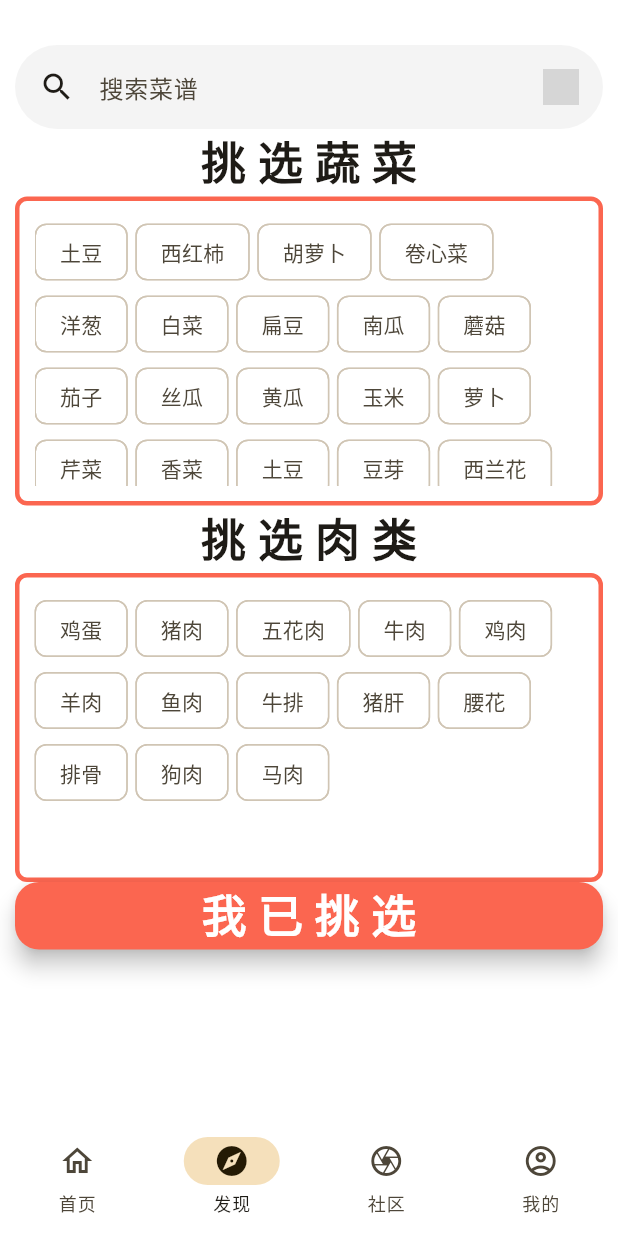
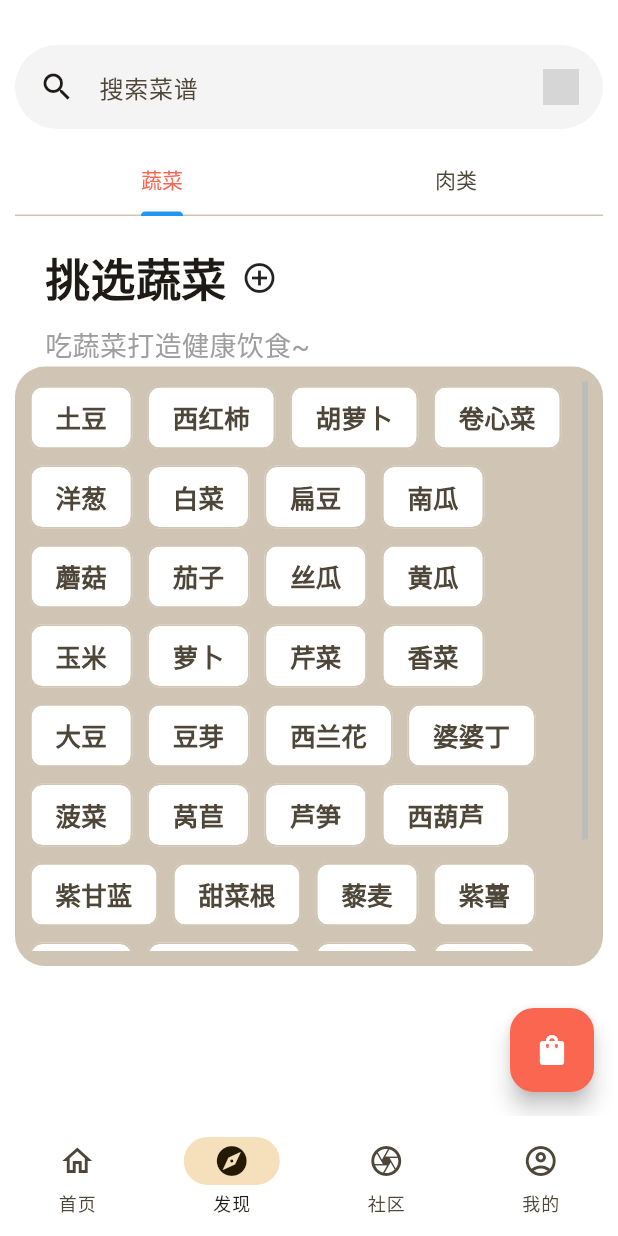
Before and after one commit to Flover-am/mise_seecooker_app, a Flutter app: the screen it shows after launch, item 2 of the bottom bar chosen, on a phone screen of 412 x 824 dp. Run offline on Flutter 3.47's test engine with Material 3 defaults, Android fonts, the phone set to English and light mode, and no system bars; our stand-ins replace card_swiper, dio, extended_image, fluttertoast, image_picker, share_plus and 4 more; generated files the repository leaves out were written again; network calls fail; grey boxes are pictures that could not be loaded.

Commit message:
feat/new_explore

```diff
--- a/lib/pages/explore/explore_page.dart
+++ b/lib/pages/explore/explore_page.dart
@@ -2,46 +2,13 @@ import 'package:flutter/material.dart';
 import 'package:provider/provider.dart';
 import 'package:seecooker/pages/explore/makeexp_page.dart';
 import 'package:seecooker/providers/explore_post_provider.dart';
-import 'package:seecooker/widgets/chose_line.dart';
+import 'package:seecooker/widgets/chose_page.dart';
+import 'package:seecooker/widgets/chosen_line.dart';
 import 'package:seecooker/widgets/my_search_bar.dart';
 
-List<String> dishesFilter = [
-  "土豆",
-  "西红柿",
-  "胡萝卜",
-  "卷心菜",
-  "洋葱",
-  "白菜",
-  "扁豆",
-  "南瓜",
-  "蘑菇",
-  "茄子",
-  "丝瓜",
-  "黄瓜",
-  "玉米",
-  "萝卜",
-  "芹菜",
-  "香菜",
-  "土豆",
-  "豆芽",
-  "西兰花",
-  "婆婆丁"
-];
-List<String> meatFilter = [
-  "鸡蛋",
-  "猪肉",
-  "五花肉",
-  "牛肉",
-  "鸡肉",
-  "羊肉",
-  "鱼肉",
-  "牛排",
-  "猪肝",
-  "腰花",
-  "排骨",
-  "狗肉",
-  "马肉"
-];
+import '../../utils/dishes.dart';
+
+
 
 class ExplorePage extends StatefulWidget {
   const ExplorePage({super.key});
@@ -58,12 +25,16 @@ void showCommentSection(BuildContext context, bool autofocus) {
           height: 320,
           child: Column(
             children: [
-              ChoseLine(
+              Expanded(
+                flex: 5,
+                  child: ChosenLine(
                 title: '您已挑选',
                 dishesFilter:
                 Provider.of<ExplorePostProvider>(context, listen: false)
-                          .showlist()),
-              SizedBox(
+                    .showlist()))
+              ,
+              Expanded(
+                  child: SizedBox(
                 width: MediaQuery.of(context).size.width / 2,
                 height: 45,
                 child: FloatingActionButton(
@@ -77,7 +48,8 @@ void showCommentSection(BuildContext context, bool autofocus) {
                             builder: (context) => const MakeExpPage()),
                       ),
                     }),
-              )
+              )),
+              SizedBox(height: 20,)
             ],
           ));
     },
@@ -90,23 +62,63 @@ class _ExplorePageState extends State<ExplorePage> {
   @override
   Widget build(BuildContext context) {
     final TextTheme textTheme = Theme.of(context).textTheme;
-    return Container(
+    return Scaffold(
+      body: Container(
           margin: const EdgeInsets.fromLTRB(10, 30, 10, 0),
           child: ListView(
             children: [
               MySearchBar(),
-            ChoseLine(title: "挑 选 蔬 菜", dishesFilter: dishesFilter),
-            ChoseLine(title: "挑 选 肉 类", dishesFilter: meatFilter),
+              SizedBox(height: 10,),
+        DefaultTabController(
+          length: 2,
+          child: Column(
+            children: [
+              const TabBar(
+                tabs: [
+                  Tab(text: '蔬菜'),
+                  Tab(text: '肉类'),
+                ],
+                indicatorColor: Colors.blue, // 选项卡指示器颜色
+              ),
               SizedBox(
-              width: MediaQuery.of(context).size.width / 4,
-              height: 45,
-              child: FloatingActionButton(
-                  child: const Text("我 已 挑 选",
-                      style:
-                          TextStyle(fontWeight: FontWeight.bold, fontSize: 30)),
-                  onPressed: () => showCommentSection(context, false)),
+                height: 500, // 适当设置高度
+                child: TabBarView(
+                  children: [
+                    // 收藏页面内容
+                    ChosePage(title: "挑选蔬菜",subtitle: "吃蔬菜打造健康饮食~", dishesFilter: dishesFilter),
+                    ChosePage(title: "挑选肉类",subtitle: "给生活加点蛋白质！", dishesFilter: meatFilter)
+                    // 发布页面内容
+                  ],
+                ),
+              ),
+            ],
+          ),
         )
             ],
-        ));
+          )
+      ),
+      floatingActionButton:  FloatingActionButton(
+          child: Icon(Icons.shopping_bag),
+          onPressed: () => showCommentSection(context, false)),
+    );
+
+  }
+  Widget _buildFoodCategoryPage(List<String> foodList) {
+    return GridView.builder(
+      gridDelegate: SliverGridDelegateWithFixedCrossAxisCount(
+        crossAxisCount: 3, // 一行显示三个Chip
+        mainAxisSpacing: 8.0,
+        crossAxisSpacing: 8.0,
+        childAspectRatio: 2.0, // 调整Chip的高度
+      ),
+      itemCount: foodList.length,
+      itemBuilder: (BuildContext context, int index) {
+        return Chip(
+          label: Text(foodList[index]),
+          // 在这里处理点击事件，可以添加选中效果
+          // onPressed: () => handleChipTap(foodList[index]),
+        );
+      },
+    );
   }
 }
--- a/lib/providers/user_provider.dart
+++ b/lib/providers/user_provider.dart
@@ -32,7 +32,7 @@ class UserProvider extends ChangeNotifier{
     _userModel.username = "admin";
     _userModel.password = "123456";
     _userModel.isLoggedIn = true;
-    SharedPreferencesUtil.setString("username","admin");
+    SharedPreferencesUtil.setString("username","admin");//
     SharedPreferencesUtil.setString("password","123456");
     SharedPreferencesUtil.setBool("isLoggedIn", true);
     notifyListeners();
--- /dev/null
+++ b/lib/utils/dishes.dart
@@ -0,0 +1,72 @@
+List<String> dishesFilter = [
+  "土豆",
+  "西红柿",
+  "胡萝卜",
+  "卷心菜",
+  "洋葱",
+  "白菜",
+  "扁豆",
+  "南瓜",
+  "蘑菇",
+  "茄子",
+  "丝瓜",
+  "黄瓜",
+  "玉米",
+  "萝卜",
+  "芹菜",
+  "香菜",
+  "大豆",
+  "豆芽",
+  "西兰花",
+  "婆婆丁","菠菜",
+  "莴苣",
+  "芦笋",
+  "西葫芦",
+  "紫甘蓝",
+  "甜菜根",
+  "藜麦",
+  "紫薯",
+  "秋葵",
+  "黄秧白菜","花菜",
+  "苦瓜",
+  "青椒",
+];
+List<String> meatFilter = [
+  "鸡蛋",
+  "猪肉",
+  "五花肉",
+  "牛肉",
+  "鸡肉",
+  "羊肉",
+  "鱼肉",
+  "牛排",
+  "猪肝",
+  "腰花",
+  "排骨",
+  "狗肉",
+  "马肉",
+  "鸡腿",
+  "鱼尾",
+  "鱼头","猪皮","鱼尾","腌肉","猪蹄","鸡胗","龙虾","螃蟹""鹅肝",
+  "火鸡",
+  "鳄鱼",
+  "鲸肉",
+  "羚羊肉",
+  "鹿肉",
+  "野兔肉",
+  "海豚肉",
+  "海参",
+  "鹌鹑蛋",
+  "乌贼",
+  "章鱼",
+  "海带",
+  "紫菜",
+  "海藻",
+  "蛇肉",
+  "骆驼肉",
+  "燕窝",
+  "海鲜酱",
+  "蚬子",
+  "海胆",
+  "海螺",
+];
--- /dev/null
+++ b/lib/widgets/chose_page.dart
@@ -0,0 +1,79 @@
+import 'package:flutter/material.dart';
+import 'package:provider/provider.dart';
+import 'package:seecooker/providers/explore_post_provider.dart';
+
+class ChosePage extends StatelessWidget {
+  const ChosePage({Key? key, required this.title, required this.dishesFilter, required this.subtitle}) : super(key: key);
+
+  final String title;
+  final String subtitle;
+  final List<String> dishesFilter;
+
+  @override
+  Widget build(BuildContext context) {
+    return Consumer<ExplorePostProvider>(
+      builder: (context, provider, child) {
+        return Column(
+          crossAxisAlignment: CrossAxisAlignment.stretch,
+          children: [
+            Padding(
+              padding: const EdgeInsets.fromLTRB(20.0, 20.0, 20.0, 10.0),
+              child: Row(
+                children: [
+                  Text(
+                    title,
+                    style: TextStyle(fontWeight: FontWeight.bold, fontSize: 30),
+                  ),
+                  SizedBox(width: 10), // 标题和图标之间的间距
+                  Icon(Icons.add_circle_outline), // 放在标题右边的图标
+                ],
+              ),
+            ),
+            Container(
+              padding: const EdgeInsets.symmetric(horizontal: 20.0, vertical: 0.2),
+              child: Text(
+                subtitle,
+                style: TextStyle(color: Colors.grey, fontSize: 18),
+              ),
+            ),
+            Expanded(
+              child: Container(
+                padding: const EdgeInsets.all(10),
+                decoration: BoxDecoration(
+                  color: Theme.of(context).colorScheme.outlineVariant,
+                  borderRadius: BorderRadius.circular(20),
+                ),
+                child: Scrollbar (
+                  thumbVisibility: true,
+                  child: ListView(
+                  children: [
+                    Wrap(
+                      spacing: 10.0,
+                      runSpacing: 5.0,
+                      children: dishesFilter.map((String dish) {
+                        return FilterChip(
+                          label: Text(
+                            dish,
+                            style: TextStyle(fontWeight: FontWeight.bold, fontSize: 17),
+                          ),
+                          selected: provider.contain(dish),
+                          onSelected: (bool selected) {
+                            if (selected) {
+                              provider.add(dish);
+                            } else {
+                              provider.remove(dish);
+                            }
+                          },
+                        );
+                      }).toList(),
+                    ),
+                  ],
+                ),)
+              ),
+            ),
+          ],
+        );
+      },
+    );
+  }
+}
--- a/lib/widgets/chose_line.dart
+++ b/lib/widgets/chosen_line.dart
@@ -3,8 +3,8 @@ import 'package:flutter/material.dart';
 import 'package:provider/provider.dart';
 import 'package:seecooker/providers/explore_post_provider.dart';
 
-class ChoseLine extends StatelessWidget{
-  const ChoseLine({super.key, required this.title, required this.dishesFilter});
+class ChosenLine extends StatelessWidget{
+  const ChosenLine({super.key, required this.title, required this.dishesFilter});
   final String title;
   final List<String> dishesFilter;
   @override
@@ -12,23 +12,25 @@ class ChoseLine extends StatelessWidget{
     return Consumer<ExplorePostProvider>(
       builder: (context, provider, child){
         return Column(
-            children: [Text(title,
-                style: TextStyle(fontWeight: FontWeight.bold, fontSize: 30)),
+            children: [
+              Expanded(child: Text(title,
+                  style: TextStyle(fontWeight: FontWeight.bold, fontSize: 30)),),
+              Expanded(
+                flex: 4,
+                  child:
               Container(
                   height: MediaQuery.of(context).size.height/4,
-                  width: double.infinity,
+                  width: MediaQuery.of(context).size.width,
                   padding: const EdgeInsets.all(10),
                   decoration: BoxDecoration(
-                    border: Border.all(
-                        width: 3,
-                        color: Theme.of(context).colorScheme.primaryContainer),
-                    borderRadius: const BorderRadius.all(Radius.circular(8)),
+                      color: Theme.of(context).colorScheme.outlineVariant,
+                      borderRadius: BorderRadius.circular(20)
                   ),
                   child: ListView(children: [Wrap(
                     spacing: 5.0,
                     children: dishesFilter.map((String dish) {
                       return FilterChip(
-                        label: Text(dish),
+                        label: Text(dish,style: TextStyle(fontWeight: FontWeight.bold, fontSize: 17)),
                         selected: provider.contain(dish),
                         onSelected: (bool selected) {
                           if (selected) {
@@ -41,6 +43,8 @@ class ChoseLine extends StatelessWidget{
                     }).toList(),
                   )],)
               )
+              )
+
             ]
         );
       }
--- a/pubspec.yaml
+++ b/pubspec.yaml
@@ -47,9 +47,9 @@ dependencies:
   sqflite: ^2.3.0
   path: ^1.8.3
   http: ^1.1.0
-  json_annotation: ^4.8.1
-  extended_image: ^8.1.1
-  dio: ^5.3.4
+  json_annotation:
+  extended_image:
+  dio:
 
 dev_dependencies:
   flutter_test:
```
Also changed, not shown: lib/models/user.dart (+32 -2 lines), lib/pages/explore/makeexp_page.dart (+37 -21 lines), lib/providers/recommend_provider.dart (+7 -15 lines), lib/services/explore_service.dart (added, +42 -0 lines), lib/widgets/exp_recipe_card.dart (added, +90 -0 lines), lib/widgets/tinder_card.dart (+4 -4 lines), pubspec.lock, 1 other file. Lines whose indentation alone changed are shown as unchanged.
